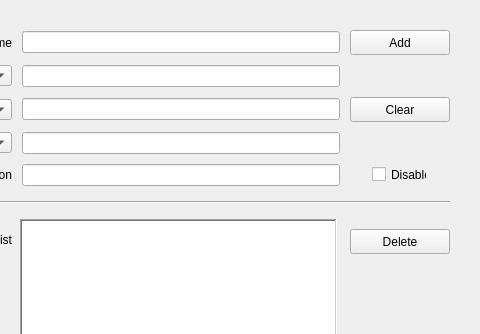
Above: QKeyMapper/qignorewindowinfolistdialog.ui from Zalafina/QKeyMapper before the change; both pictures show x 170 to 650 and y 0 to 334 of the 650 by 500 pixel window. Below: the same form after it.
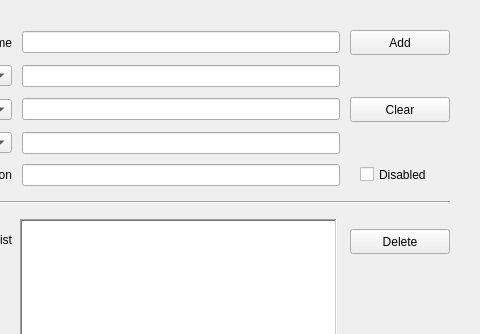
That is the form after the change.

The edit to the form file:
```diff
--- a/QKeyMapper/qignorewindowinfolistdialog.ui
+++ b/QKeyMapper/qignorewindowinfolistdialog.ui
@@ -307,13 +307,13 @@
        </property>
        <property name="minimumSize">
         <size>
-         <width>55</width>
+         <width>80</width>
          <height>21</height>
         </size>
        </property>
        <property name="maximumSize">
         <size>
-         <width>55</width>
+         <width>80</width>
          <height>21</height>
         </size>
        </property>
```
